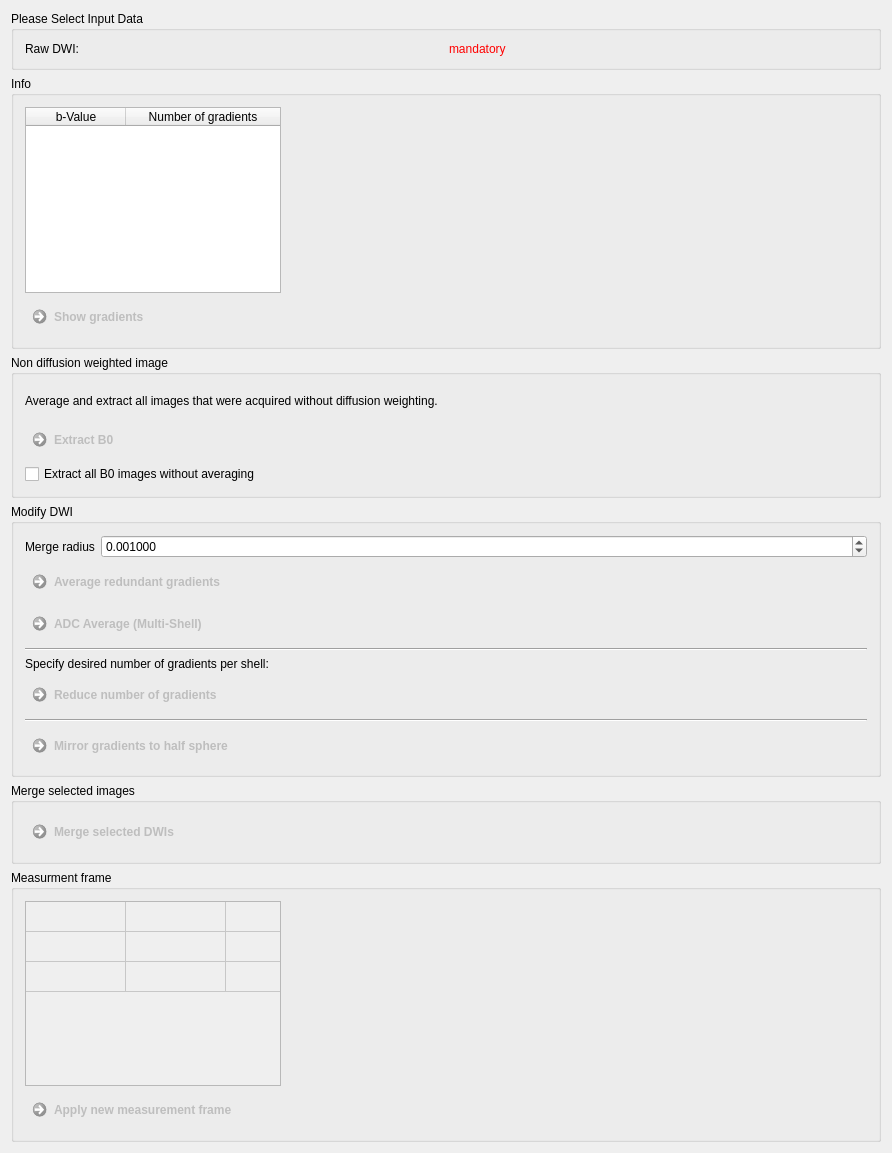
Old version of the form Plugins/org.mitk.gui.qt.diffusionimaging/src/internal/QmitkPreprocessingViewControls.ui in the repository MITK/MITK.
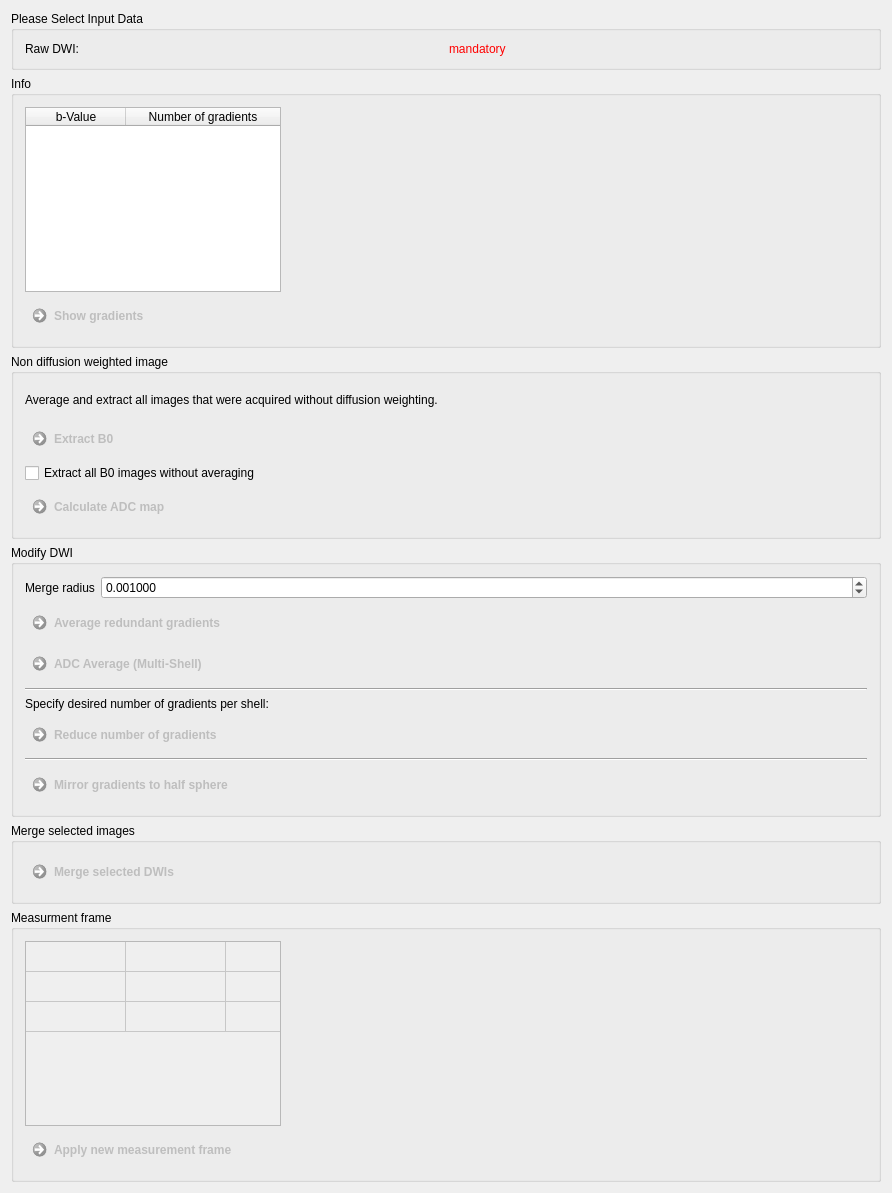
New version of the form.

Patch:
```diff
--- a/Plugins/org.mitk.gui.qt.diffusionimaging/src/internal/QmitkPreprocessingViewControls.ui
+++ b/Plugins/org.mitk.gui.qt.diffusionimaging/src/internal/QmitkPreprocessingViewControls.ui
@@ -7,7 +7,7 @@
     <x>0</x>
     <y>0</y>
     <width>892</width>
-    <height>1114</height>
+    <height>1120</height>
    </rect>
   </property>
   <property name="minimumSize">
@@ -194,6 +194,25 @@
         </property>
        </widget>
       </item>
+      <item>
+       <widget class="QCommandLinkButton" name="m_CalcAdcButton">
+        <property name="enabled">
+         <bool>false</bool>
+        </property>
+        <property name="toolTip">
+         <string>If multiple baseline acquisitions are present, the default behaviour is to output an averaged image.</string>
+        </property>
+        <property name="statusTip">
+         <string/>
+        </property>
+        <property name="whatsThis">
+         <string notr="true"/>
+        </property>
+        <property name="text">
+         <string>Calculate ADC map</string>
+        </property>
+       </widget>
+      </item>
      </layout>
     </widget>
    </item>
```
